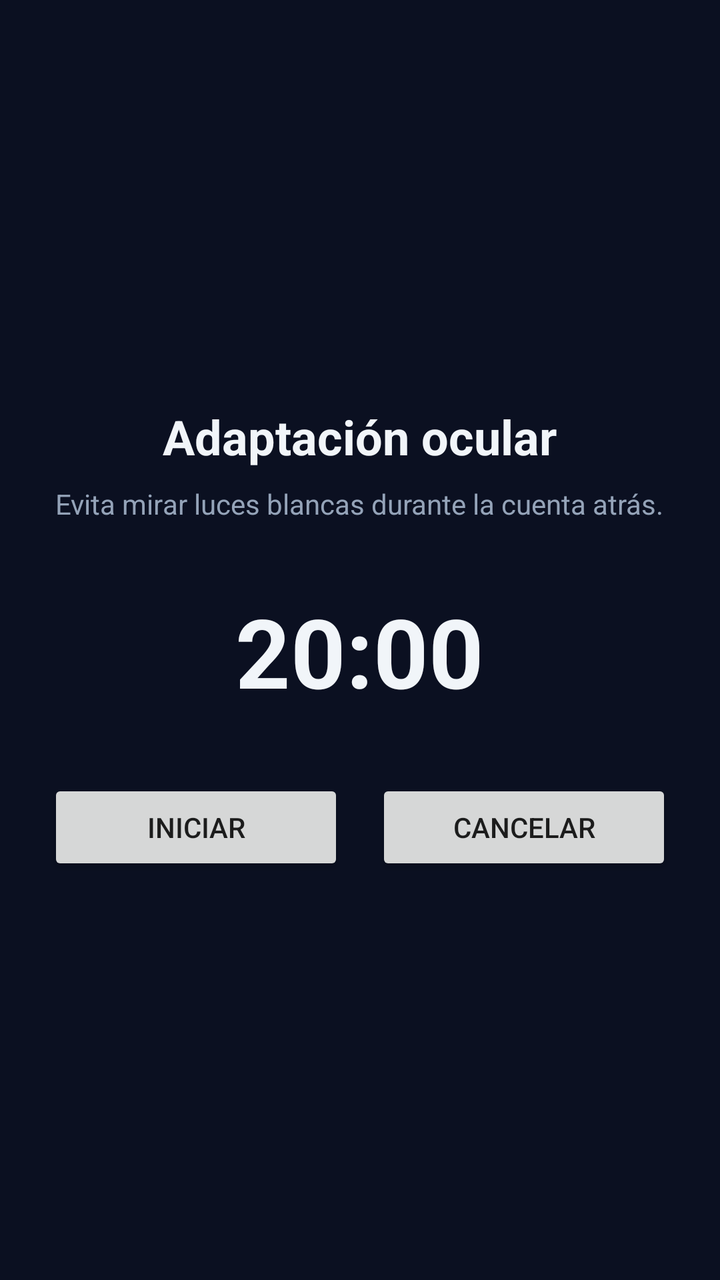
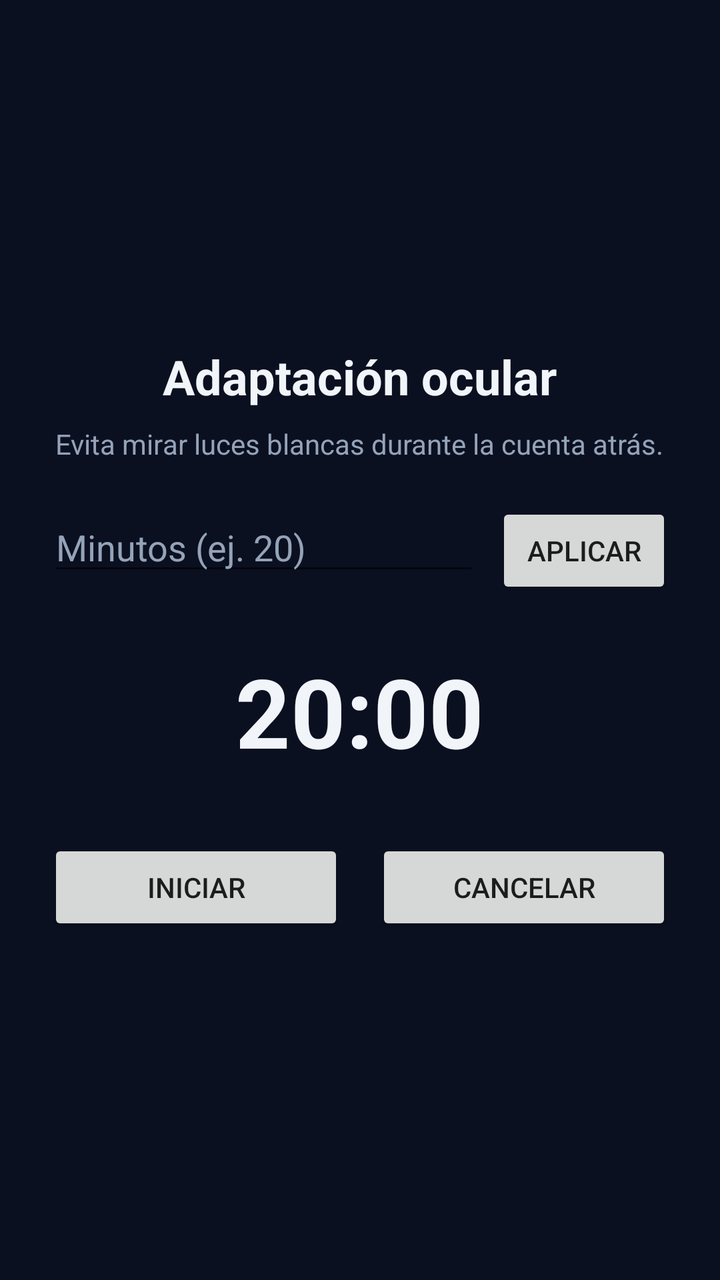

The first picture is an Android layout as it rendered before a commit; the second is the same layout after the commit. The layout source and the unified diff follow.
<!-- AndroidManifest.xml: application theme Theme.Noctisapp -->
<!-- res/layout/pantalla_adaptacion.xml -->
<?xml version="1.0" encoding="utf-8"?>
<LinearLayout xmlns:android="http://schemas.android.com/apk/res/android"
    android:layout_width="match_parent"
    android:layout_height="match_parent"
    android:background="@color/noctis_bg"
    android:gravity="center"
    android:orientation="vertical"
    android:padding="24dp">





    
    <TextView
        android:layout_width="wrap_content"
        android:layout_height="wrap_content"
        android:text="@string/titulo_adaptacion"
        android:textColor="@color/noctis_text"
        android:textSize="24sp"
        android:textStyle="bold" />






    <TextView
        android:layout_width="wrap_content"
        android:layout_height="wrap_content"
        android:layout_marginTop="8dp"
        android:layout_marginBottom="32dp"
        android:gravity="center"
        android:text="@string/desc_adaptacion"
        android:textColor="@color/noctis_text_secondary" />




    
    <TextView
        android:id="@+id/tvTemporizador"
        android:layout_width="wrap_content"
        android:layout_height="wrap_content"
        android:layout_marginBottom="32dp"
        android:text="20:00"
        android:textColor="@color/noctis_text"
        android:textSize="48sp"
        android:textStyle="bold" />

    
    <LinearLayout
        android:layout_width="match_parent"
        android:layout_height="wrap_content"
        android:gravity="center"
        android:orientation="horizontal">

        
        <Button
            android:id="@+id/btnIniciarPausar"
            android:layout_width="0dp"
            android:layout_height="wrap_content"
            android:layout_marginEnd="8dp"
            android:layout_weight="1"
            android:text="@string/btn_iniciar" />

        <Button
            android:id="@+id/btnCancelar"
            android:layout_width="0dp"
            android:layout_height="wrap_content"
            android:layout_marginStart="8dp"
            android:layout_weight="1"
            android:text="@string/btn_cancelar" />
    </LinearLayout>

</LinearLayout>
<!-- resources referenced by this layout -->
<resources>
  <color name="noctis_bg">#0B1021</color>
  <color name="noctis_text">#F1F5F9</color>
  <color name="noctis_text_secondary">#94A3B8</color>
  <string name="btn_cancelar">Cancelar</string>
  <string name="btn_iniciar">Iniciar</string>
  <string name="desc_adaptacion">Evita mirar luces blancas durante la cuenta atrás.</string>
  <string name="titulo_adaptacion">Adaptación ocular</string>
  <style name="Theme.Noctisapp" parent="android:Theme.Material.Light.NoActionBar" />
</resources>

<!-- the commit's change to res/layout/pantalla_adaptacion.xml (unified diff, before → after) -->
@@ -7,11 +7,6 @@
     android:orientation="vertical"
     android:padding="24dp">
 
-
-
-
-
-    
     <TextView
         android:layout_width="wrap_content"
         android:layout_height="wrap_content"
@@ -20,24 +15,40 @@
         android:textSize="24sp"
         android:textStyle="bold" />
 
-
-
-
-
-
     <TextView
         android:layout_width="wrap_content"
         android:layout_height="wrap_content"
         android:layout_marginTop="8dp"
-        android:layout_marginBottom="32dp"
+        android:layout_marginBottom="20dp"
         android:gravity="center"
         android:text="@string/desc_adaptacion"
         android:textColor="@color/noctis_text_secondary" />
 
+    <LinearLayout
+        android:layout_width="match_parent"
+        android:layout_height="wrap_content"
+        android:layout_marginBottom="24dp"
+        android:orientation="horizontal">
 
+        <EditText
+            android:id="@+id/etMinutos"
+            android:layout_width="0dp"
+            android:layout_height="wrap_content"
+            android:layout_marginEnd="8dp"
+            android:layout_weight="1"
+            android:hint="@string/hint_minutos"
+            android:inputType="number"
+            android:maxLength="2"
+            android:textColor="@color/noctis_text"
+            android:textColorHint="@color/noctis_text_secondary" />
 
+        <Button
+            android:id="@+id/btnAplicar"
+            android:layout_width="wrap_content"
+            android:layout_height="wrap_content"
+            android:text="@string/btn_aplicar" />
+    </LinearLayout>
 
-    
     <TextView
         android:id="@+id/tvTemporizador"
         android:layout_width="wrap_content"
@@ -48,14 +59,11 @@
         android:textSize="48sp"
         android:textStyle="bold" />
 
-    
     <LinearLayout
         android:layout_width="match_parent"
         android:layout_height="wrap_content"
-        android:gravity="center"
         android:orientation="horizontal">
 
-        
         <Button
             android:id="@+id/btnIniciarPausar"
             android:layout_width="0dp"
<!-- resource entries referenced after the edit -->
@@ -3,9 +3,11 @@
   <color name="noctis_bg">#0B1021</color>
   <color name="noctis_text">#F1F5F9</color>
   <color name="noctis_text_secondary">#94A3B8</color>
+  <string name="btn_aplicar">Aplicar</string>
   <string name="btn_cancelar">Cancelar</string>
   <string name="btn_iniciar">Iniciar</string>
   <string name="desc_adaptacion">Evita mirar luces blancas durante la cuenta atrás.</string>
+  <string name="hint_minutos">Minutos (ej. 20)</string>
   <string name="titulo_adaptacion">Adaptación ocular</string>
   <style name="Theme.Noctisapp" parent="android:Theme.Material.Light.NoActionBar" />
 </resources>
